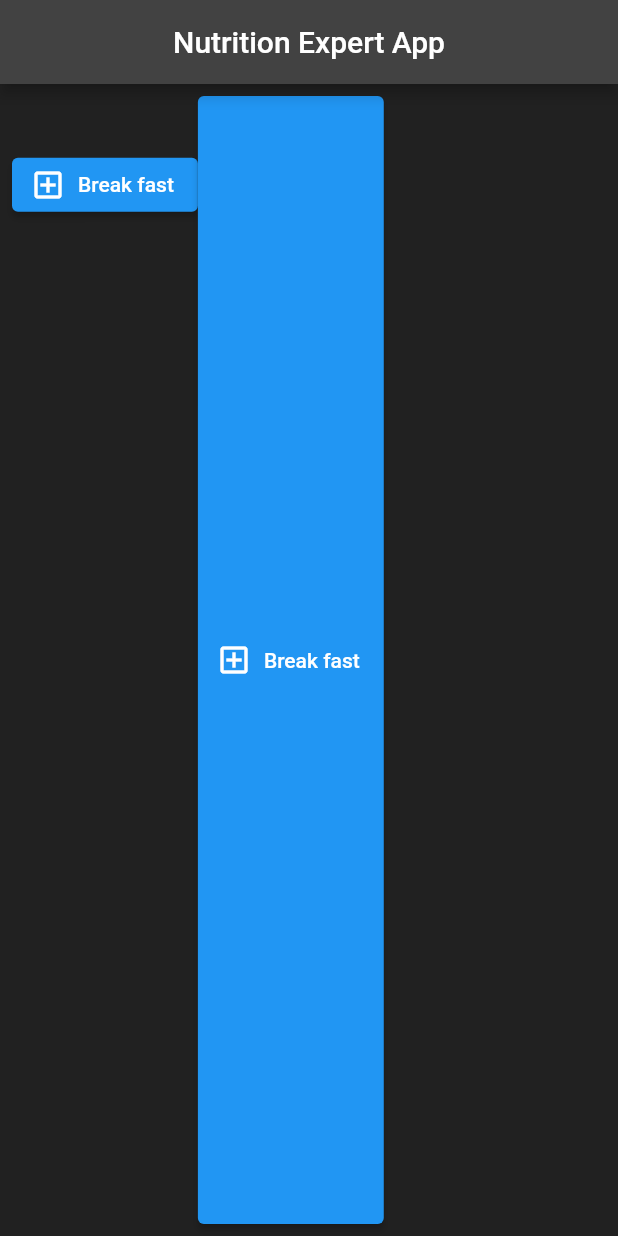
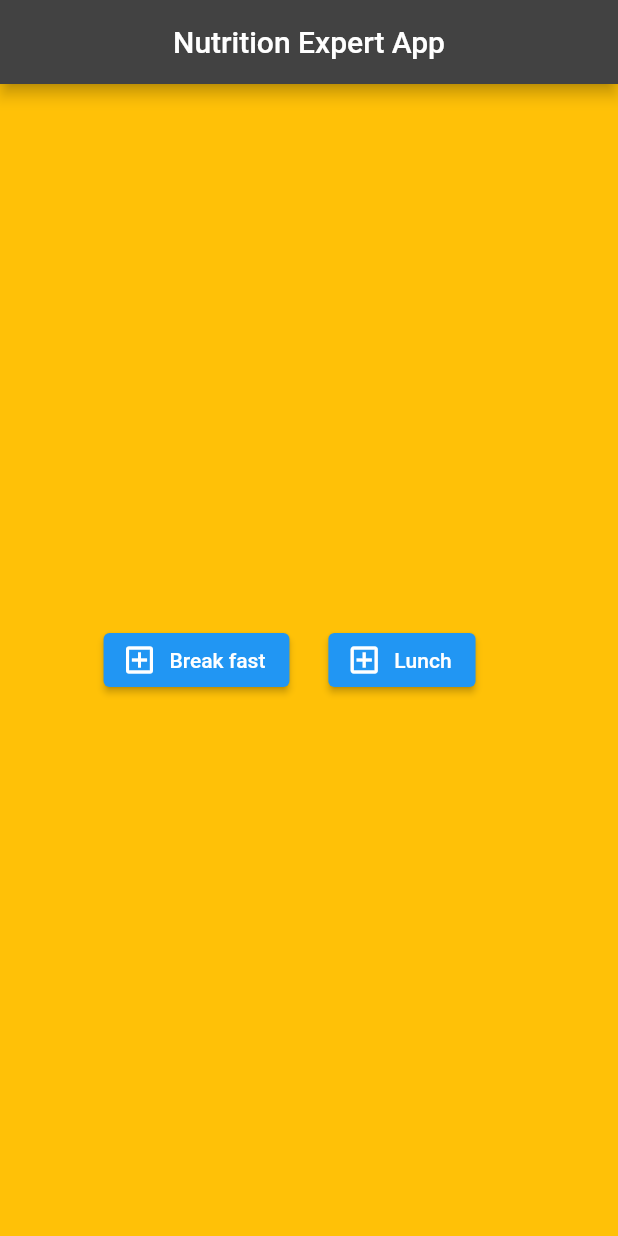
Before and after one commit to jash411/NeX-app1, a Flutter app: the screen it shows after launch, on a phone screen of 412 x 824 dp. Run offline on Flutter 3.47's test engine with Material 2 defaults, Android fonts, the phone set to English and light mode, and no system bars.

Commit message:
second commit

```diff
--- a/lib/main.dart
+++ b/lib/main.dart
@@ -16,19 +16,21 @@ class Nutrition extends StatelessWidget {
         children: <Widget>[
           Expanded(
               child: Container(
-
+color: Colors.amber,
                   child: Padding(
                       padding: const EdgeInsets.all(8.0),
       child: Row(
 
-        // mainAxisAlignment: _mainAxisAlignment,
+        mainAxisAlignment: MainAxisAlignment.center,
         // mainAxisSize: MAinAxisSize.max,
-        crossAxisAlignment: CrossAxisAlignment.stretch,
+        crossAxisAlignment: CrossAxisAlignment.center,
 
         children: <Widget>[
+
           Container(
+            // padding: EdgeInsets.symmetric(vertical: 40, horizontal: 40),
             child: Align(
-              alignment: Alignment(-.90,-.9),
+              // alignment: Alignment.bottomRight,
               child: ElevatedButton.icon(
                 onPressed: (){
                   print('Break fast added');
@@ -42,19 +44,26 @@ class Nutrition extends StatelessWidget {
           ),
 
           Container(
+            // color: Colors.lightBlue,
+              height: 100,
+              // height: MediaQuery.of(context).size.height * 0.5,
+            width: 150,
+            // padding: EdgeInsets.symmetric(vertical: 0,horizontal: 0),
+            child: Align(
+              alignment: Alignment.center,
               child: ElevatedButton.icon(
                 onPressed: (){
-                  print('Break fast added');
+                  print('lunch added');
                 },
                 icon: Icon(
                   Icons.add_box_outlined,
                 ),
-                label: Text('Break fast'),
+                label: Text('Lunch'),
               )
 
 
           )
-          // )
+          )
         ],
       ),
 
```
